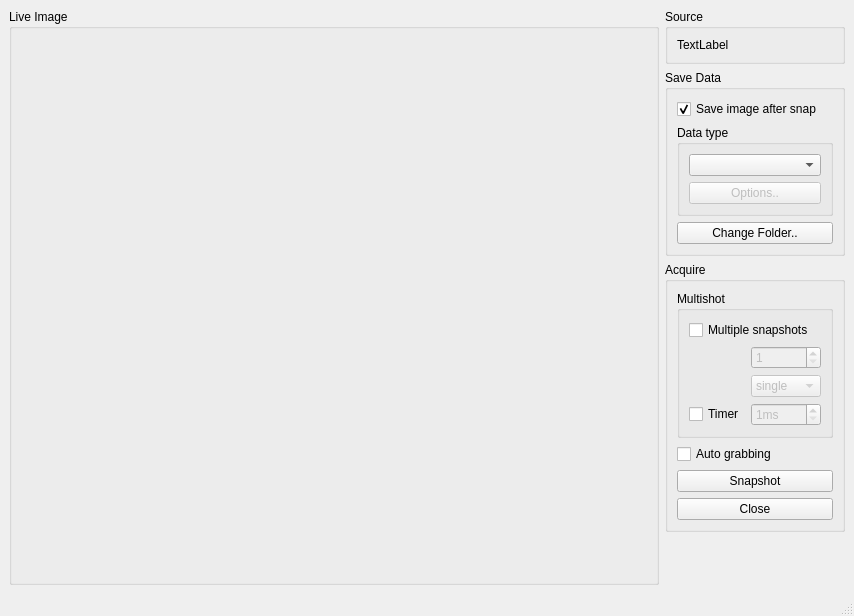
This is Qitom/ui/dialogSnapshot.ui in itom-project/itom as Qt 5 draws it before an edit. The edited form follows.
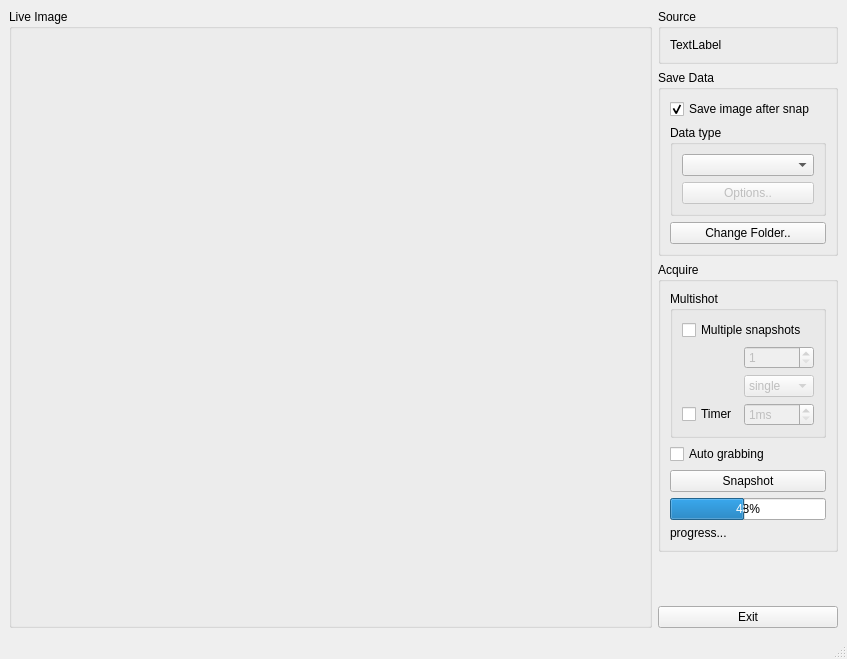
This is the edited form.

Commit message: further work on snapshot dialog

What changed in the file:
```diff
--- a/Qitom/ui/dialogSnapshot.ui
+++ b/Qitom/ui/dialogSnapshot.ui
@@ -6,8 +6,8 @@
    <rect>
     <x>0</x>
     <y>0</y>
-    <width>854</width>
-    <height>616</height>
+    <width>847</width>
+    <height>659</height>
    </rect>
   </property>
   <property name="windowTitle">
@@ -47,7 +47,7 @@
        </widget>
       </item>
       <item>
-       <widget class="QGroupBox" name="groupBox_3">
+       <widget class="QGroupBox" name="groupSaveData">
         <property name="title">
          <string>Save Data</string>
         </property>
@@ -110,10 +110,28 @@
          <string>Acquire</string>
         </property>
         <layout class="QGridLayout" name="gridLayout_2">
-         <item row="6" column="0">
-          <widget class="QPushButton" name="btnClose">
-           <property name="text">
-            <string>Close</string>
+         <item row="7" column="0">
+          <widget class="QProgressBar" name="progress">
+           <property name="maximum">
+            <number>50</number>
+           </property>
+           <property name="value">
+            <number>24</number>
+           </property>
+           <property name="textVisible">
+            <bool>true</bool>
+           </property>
+           <property name="orientation">
+            <enum>Qt::Horizontal</enum>
+           </property>
+           <property name="invertedAppearance">
+            <bool>false</bool>
+           </property>
+           <property name="textDirection">
+            <enum>QProgressBar::TopToBottom</enum>
+           </property>
+           <property name="format">
+            <string>%p%</string>
            </property>
           </widget>
          </item>
@@ -124,8 +142,15 @@
            </property>
           </widget>
          </item>
+         <item row="4" column="0">
+          <widget class="QCheckBox" name="checkAutograbbing">
+           <property name="text">
+            <string>Auto grabbing</string>
+           </property>
+          </widget>
+         </item>
          <item row="3" column="0">
-          <widget class="QGroupBox" name="groupBox_5">
+          <widget class="QGroupBox" name="groupMultishot">
            <property name="title">
             <string>Multishot</string>
            </property>
@@ -175,7 +200,7 @@
                <number>1</number>
               </property>
               <property name="maximum">
-               <number>400</number>
+               <number>4000</number>
               </property>
              </widget>
             </item>
@@ -222,10 +247,10 @@
            </layout>
           </widget>
          </item>
-         <item row="4" column="0">
-          <widget class="QCheckBox" name="checkAutograbbing">
+         <item row="8" column="0">
+          <widget class="QLabel" name="lblProgress">
            <property name="text">
-            <string>Auto grabbing</string>
+            <string>progress...</string>
            </property>
           </widget>
          </item>
@@ -245,6 +270,13 @@
         </property>
        </spacer>
       </item>
+      <item>
+       <widget class="QPushButton" name="btnClose">
+        <property name="text">
+         <string>Exit</string>
+        </property>
+       </widget>
+      </item>
      </layout>
     </item>
    </layout>
@@ -254,8 +286,8 @@
     <rect>
      <x>0</x>
      <y>0</y>
-     <width>854</width>
-     <height>18</height>
+     <width>847</width>
+     <height>21</height>
     </rect>
    </property>
   </widget>
```
Left out of the diff: 1 changed line with no effect on the pictures. The commit also changes 3 other files.
